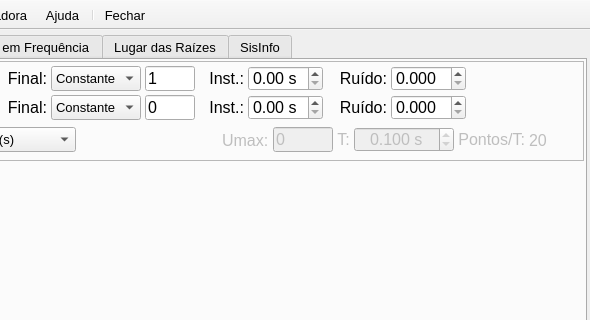
Above: MainWindow.ui from miguelmoreto/labcontrole before the change; both pictures show x 290 to 880 and y 0 to 320 of the 880 by 600 pixel window. Below: the same form after it.
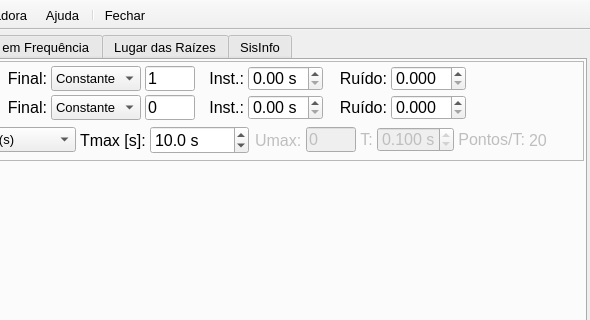
That is the form after the change. Icons and pictures are not drawn. Custom widgets are drawn as their Qt base class.

Commit message: Added sqrt function in Non-linar system string parser. Removed the spinboxes limits for r(t) and w(t). Values are compared with Tmax and a warning issue if necessary. Added a second Tmax spinbox in the system config window.

Patch:
```diff
--- a/MainWindow.ui
+++ b/MainWindow.ui
@@ -1154,6 +1154,43 @@
                </item>
               </widget>
              </item>
+             <item>
+              <widget class="QLabel" name="labelTmax1">
+               <property name="font">
+                <font>
+                 <pointsize>12</pointsize>
+                 <weight>50</weight>
+                 <bold>false</bold>
+                </font>
+               </property>
+               <property name="text">
+                <string notr="true">Tmax [s]:</string>
+               </property>
+              </widget>
+             </item>
+             <item>
+              <widget class="QDoubleSpinBox" name="doubleSpinBoxTmax1">
+               <property name="font">
+                <font>
+                 <pointsize>12</pointsize>
+                 <weight>50</weight>
+                 <bold>false</bold>
+                </font>
+               </property>
+               <property name="suffix">
+                <string notr="true"> s</string>
+               </property>
+               <property name="decimals">
+                <number>1</number>
+               </property>
+               <property name="maximum">
+                <double>10000.000000000000000</double>
+               </property>
+               <property name="value">
+                <double>10.000000000000000</double>
+               </property>
+              </widget>
+             </item>
              <item>
               <spacer name="horizontalSpacer_4">
                <property name="orientation">
```
Left out of the diff: 4 changed lines with no effect on the pictures. The commit also changes 2 other files.
